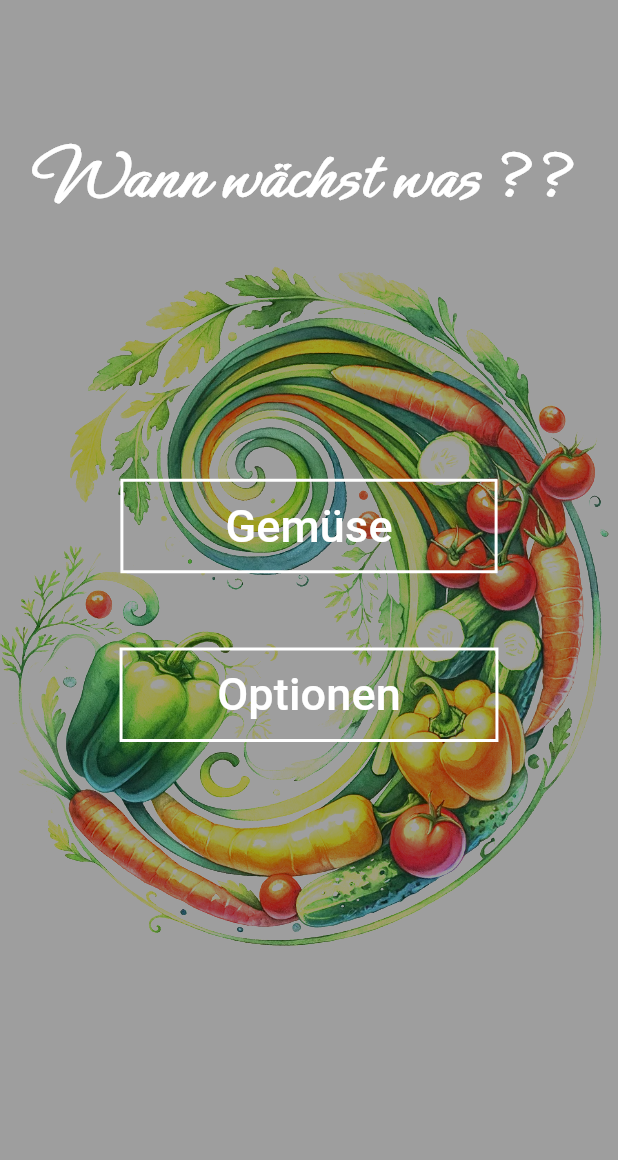
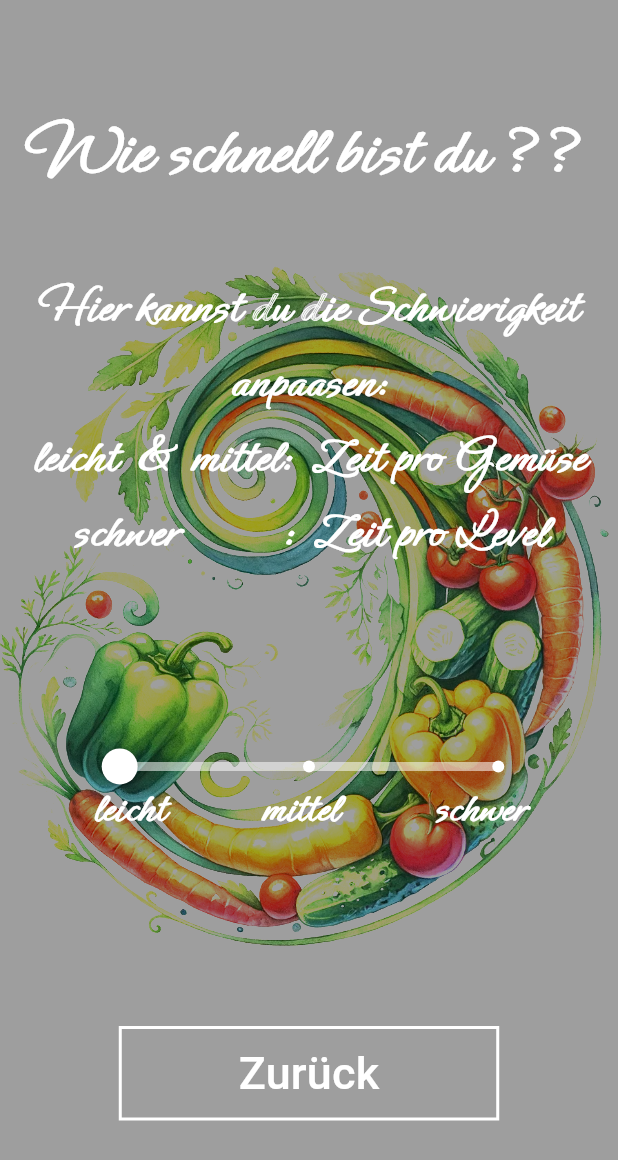
Before and after one commit to schmaybe/season_calendar_game, a Flutter app: the screen it shows after launch, after a tap on "Optionen", on a phone screen of 412 x 824 dp. Shown: the top 1160 px of the screen. Run offline on Flutter 3.47's test engine with Material 3 defaults, Android fonts, the phone set to English and light mode, and no system bars; our stand-ins replace flutter_rating_bar, flutter_riverpod.

Commit message:
9th commit: open ToDos: Service Efficiency, GameRoot-Design, connect difficulties with timerV1 and timerV2. Done: OptionScreen with slider

```diff
--- a/lib/main.dart
+++ b/lib/main.dart
@@ -2,6 +2,7 @@ import 'package:flutter/material.dart';
 import 'package:flutter/services.dart';
 import 'package:flutter_riverpod/flutter_riverpod.dart';
 import 'package:season_calendar_game/views/game_root.dart';
+import 'package:season_calendar_game/views/option_screen.dart';
 import 'package:season_calendar_game/views/start_screen.dart';
 
 void main() {
@@ -24,6 +25,7 @@ class MyApp extends StatelessWidget {
       routes: {
         "/startScreen": (context) => StartScreen(),
         "/gameRoot": (context) => GameRoot(),
+        "/optionScreen": (context) => OptionScreen(),
       },
       home: StartScreen(),
     );
--- /dev/null
+++ b/lib/model/option.dart
@@ -0,0 +1 @@
+enum Difficulty {leicht, mittel, schwer}
--- a/lib/providers/providers.dart
+++ b/lib/providers/providers.dart
@@ -4,6 +4,7 @@ import '../game_logic/timer/timer_handler_v1.dart';
 import '../game_logic/timer/timer_handler_v2.dart';
 import '../game_logic/timer/timer_service.dart';
 import '../game_logic/vegetable_service.dart';
+import '../model/option.dart';
 import '../model/vegetable.dart';
 
 final vegetableServiceProvider = Provider<VegetableService>((ref) {
@@ -32,3 +33,5 @@ final timerServiceProvider = StateNotifierProvider<TimerService, int>((ref) => T
 final timerHandlerProviderV1 = Provider((ref) => TimerHandlerV1(ref));
 
 final timerHandlerProviderV2 = Provider((ref) => TimerHandlerV2(ref));
+
+final difficultyProvider = StateProvider<Difficulty>((ref) => Difficulty.leicht);
--- a/lib/shared/constants.dart
+++ b/lib/shared/constants.dart
@@ -4,7 +4,8 @@ import 'package:flutter/material.dart';
 // const colorGameTheme = Color(0x5A356C23);
 const colorGameTheme = Color(0xFFD6D6DE);
 // const colorGameTheme2 = Color(0xFFB4C7AD);
-const colorGameTheme2 = Color(0xDDD6D6DE);
+// const colorGameTheme2 = Color(0xDDD6D6DE);
+const colorGameTheme2 = Color(0x79378D60);
 //Fonts
 const String fontFamily = "Ephesis";
 
--- /dev/null
+++ b/lib/shared/custom_widgets/slider.dart
@@ -0,0 +1,30 @@
+import 'package:flutter/material.dart';
+
+import '../constants.dart';
+
+class CustomSliderTheme {
+  static SliderThemeData get customSliderTheme {
+    return SliderThemeData(
+      activeTrackColor: Colors.white,
+      inactiveTrackColor: Colors.white54,
+      trackHeight: 6.0,
+      thumbColor: Colors.white,
+      inactiveTickMarkColor: Colors.white,
+      tickMarkShape: const RoundSliderTickMarkShape(tickMarkRadius: 4.0),
+      thumbShape: const RoundSliderThumbShape(enabledThumbRadius: 12.0),
+      overlayColor: Colors.white.withAlpha(32),
+      overlayShape: const RoundSliderOverlayShape(overlayRadius: 15.0),
+    );
+  }
+}
+
+Widget buildSliderLabels() {
+  return const Row(
+    mainAxisAlignment: MainAxisAlignment.spaceBetween,
+    children: [
+      Text('leicht', style: TextStyle(color: Colors.white, fontSize: 30.0, fontFamily: fontFamily,fontWeight: FontWeight.bold)),
+      Text('mittel', style: TextStyle(color: Colors.white, fontSize: 30.0, fontFamily: fontFamily,fontWeight: FontWeight.bold)),
+      Text('schwer', style: TextStyle(color: Colors.white, fontSize: 30.0, fontFamily: fontFamily,fontWeight: FontWeight.bold)),
+    ],
+  );
+}
--- a/lib/views/dialogs/level_completed.dart
+++ b/lib/views/dialogs/level_completed.dart
@@ -24,12 +24,15 @@ class GameDialogLevelCompleted {
                 ),
                 child: Container(
                   decoration: BoxDecoration(
-                    color: colorGameTheme,
                     borderRadius: BorderRadius.circular(20.0),
-                    // image: const DecorationImage(
-                    //   fit: BoxFit.cover,
-                    //   image: AssetImage("assets/app/wheat.jpg"),
-                    // ),
+                    image: DecorationImage(
+                      fit: BoxFit.cover,
+                      image: const AssetImage("assets/app/background2.jpg"),
+                      colorFilter: ColorFilter.mode(
+                        Colors.grey.shade700.withOpacity(0.4),
+                        BlendMode.darken,
+                      ),
+                    ),
                   ),
                   width: MediaQuery
                       .of(context)
--- a/lib/views/dialogs/level_failed.dart
+++ b/lib/views/dialogs/level_failed.dart
@@ -18,12 +18,15 @@ class GameDialogLevelFailed {
                 ),
                 child: Container(
                   decoration: BoxDecoration(
-                    color: colorGameTheme,
                     borderRadius: BorderRadius.circular(20.0),
-                    // image: const DecorationImage(
-                    //   fit: BoxFit.cover,
-                    //   image: AssetImage("assets/app/wheat.jpg"),
-                    // ),
+                    image: DecorationImage(
+                      fit: BoxFit.cover,
+                      image: const AssetImage("assets/app/background2.jpg"),
+                      colorFilter: ColorFilter.mode(
+                        Colors.grey.shade700.withOpacity(0.4),
+                        BlendMode.darken,
+                      ),
+                    ),
                   ),
                   width: MediaQuery.of(context).size.width * 0.8,
                   height: 400,
--- a/lib/views/dialogs/show_result.dart
+++ b/lib/views/dialogs/show_result.dart
@@ -26,12 +26,15 @@ class GameDialogShowResult {
                 ),
                 child: Container(
                   decoration: BoxDecoration(
-                    color: colorGameTheme,
                     borderRadius: BorderRadius.circular(20.0),
-                    // image: const DecorationImage(
-                    //   fit: BoxFit.cover,
-                    //   image: AssetImage("assets/app/wheat.jpg"),
-                    // ),
+                    image: DecorationImage(
+                      fit: BoxFit.cover,
+                      image: const AssetImage("assets/app/background2.jpg"),
+                      colorFilter: ColorFilter.mode(
+                        Colors.grey.shade700.withOpacity(0.4),
+                        BlendMode.darken,
+                      ),
+                    ),
                   ),
                   width: MediaQuery.of(context).size.width * 0.8,
                   height: 400,
--- a/lib/views/game_root.dart
+++ b/lib/views/game_root.dart
@@ -65,9 +65,9 @@ class GameRoot extends ConsumerWidget {
         decoration: BoxDecoration(
           image: DecorationImage(
             fit: BoxFit.cover,
-            image: const AssetImage("assets/app/stripes2.png"),
+            image: const AssetImage("assets/app/background2.jpg"),
             colorFilter: ColorFilter.mode(
-              Colors.grey.withOpacity(1),
+              Colors.grey.shade700.withOpacity(0.4),
               BlendMode.darken,
             ),
           ),
--- /dev/null
+++ b/lib/views/option_screen.dart
@@ -0,0 +1,119 @@
+import 'package:flutter/material.dart';
+import 'package:flutter_riverpod/flutter_riverpod.dart';
+import 'package:season_calendar_game/model/option.dart';
+import '../providers/providers.dart';
+import '../shared/constants.dart';
+import '../shared/custom_widgets/slider.dart';
+
+class OptionScreen extends ConsumerWidget {
+  const OptionScreen({super.key});
+
+  @override
+  Widget build(BuildContext context, WidgetRef ref) {
+
+    final difficulty = ref.watch(difficultyProvider);
+
+    return Scaffold(
+      body: Container(
+        width: MediaQuery.of(context).size.width,
+        decoration: BoxDecoration(
+          image: DecorationImage(
+            fit: BoxFit.cover,
+            image: const AssetImage("assets/app/vegetable_stripe.png"),
+            colorFilter: ColorFilter.mode(
+              Colors.grey.withOpacity(1),
+              BlendMode.darken,
+            ),
+          ),
+        ),
+        child: Column(
+          mainAxisAlignment: MainAxisAlignment.start,
+          children: [
+            SizedBox(height: MediaQuery.of(context).size.height*0.08),
+            const Text(
+              "Wie schnell bist du ??",
+              style: TextStyle(
+                color: Colors.white,
+                fontSize: 50,
+                fontWeight: FontWeight.bold,
+                fontFamily: fontFamily,
+              ),
+            ),
+            SizedBox(height: MediaQuery.of(context).size.height*0.05),
+            const Padding(
+              padding: EdgeInsets.symmetric(horizontal: 10.0),
+              child: Text(
+                "Hier kannst du die Schwierigkeit anpaasen: \n"
+                "leicht  &  mittel:  Zeit pro Gemüse \n"
+                "schwer          :  Zeit pro Level",
+                style: TextStyle(
+                  color: Colors.white,
+                  fontSize: 35,
+                  fontWeight: FontWeight.bold,
+                  fontFamily: fontFamily,
+                ),
+                textAlign: TextAlign.center, // Zentriert den Text
+              ),
+            ),
+            SizedBox(height: MediaQuery.of(context).size.height*0.1),
+            SizedBox(
+              width: MediaQuery.of(context).size.width*0.7,
+              height: MediaQuery.of(context).size.height*0.12,
+              child: Stack(
+                alignment: Alignment.center,
+                children: [
+                  SliderTheme(
+                    data: CustomSliderTheme.customSliderTheme,
+                    child: Slider(
+                      value: difficulty.index.toDouble(),
+                      min: 0,
+                      max: Difficulty.values.length - 1,
+                      divisions: Difficulty.values.length - 1,
+                      onChanged: (double value) {
+                        ref.read(difficultyProvider.notifier).state = Difficulty.values[value.toInt()];
+                      },
+                    ),
+                  ),
+                  Positioned(
+                    bottom: 0,
+                    left: 0,
+                    right: 0,
+                    child: buildSliderLabels(),
+                  ),
+                ],
+              ),
+            ),
+            SizedBox(height: MediaQuery.of(context).size.height*0.15),
+            ElevatedButton(
+              style: ButtonStyle(
+                backgroundColor: const MaterialStatePropertyAll(Colors.transparent),
+                elevation: const MaterialStatePropertyAll(0),
+                padding: MaterialStateProperty.all(
+                  const EdgeInsets.symmetric(horizontal: 80, vertical: 10),
+                ),
+                shape: MaterialStateProperty.all(
+                  const RoundedRectangleBorder(
+                    side: BorderSide(
+                      color: Colors.white,
+                      width: 2,
+                    ),
+                  ),
+                ),
+              ),
+              onPressed: () {
+                Navigator.popUntil(context, ModalRoute.withName("/startScreen"));
+              },
+              child: const Text(
+                "Zurück",
+                style: TextStyle(
+                  color: Colors.white,
+                  fontSize: 30,
+                ),
+              ),
+            ),
+          ],
+        ),
+      ),
+    );
+  }
+}
--- a/lib/views/start_screen.dart
+++ b/lib/views/start_screen.dart
@@ -81,7 +81,9 @@ class StartScreen extends ConsumerWidget {
                   ),
                 ),
               ),
-              onPressed: () {},
+              onPressed: () {
+                Navigator.of(context).pushNamed("/optionScreen");
+              },
               child: const Text(
                 "Optionen",
                 style: TextStyle(
```
Also changed, not shown: assets/app/background2.jpg (added), 1 other file.
